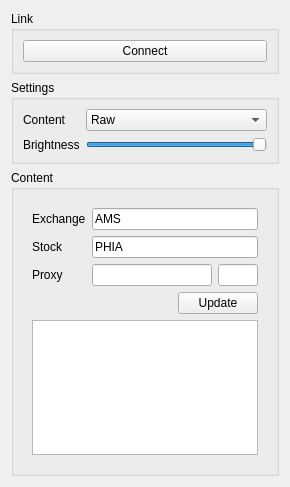
Before: the Qt Designer form host/gui/numled_main.ui in mauricetermeer/usbnumled, drawn with Qt 5.
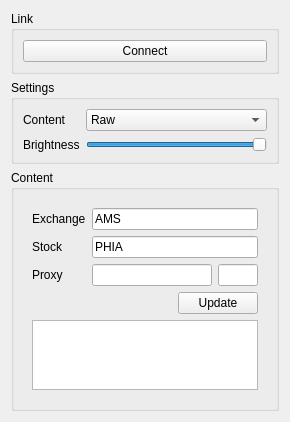
After: the same form once the commit is applied.

Commit message: fixed win32 build issues

```diff
--- a/host/gui/numled_main.ui
+++ b/host/gui/numled_main.ui
@@ -7,7 +7,7 @@
     <x>0</x>
     <y>0</y>
     <width>290</width>
-    <height>487</height>
+    <height>403</height>
    </rect>
   </property>
   <property name="windowTitle">
@@ -287,6 +287,18 @@
           </item>
           <item row="4" column="0" colspan="2">
            <widget class="QTextEdit" name="textEditStockError">
+            <property name="sizePolicy">
+             <sizepolicy hsizetype="Expanding" vsizetype="Maximum">
+              <horstretch>0</horstretch>
+              <verstretch>0</verstretch>
+             </sizepolicy>
+            </property>
+            <property name="maximumSize">
+             <size>
+              <width>16777215</width>
+              <height>75</height>
+             </size>
+            </property>
             <property name="readOnly">
              <bool>true</bool>
             </property>
```
The commit also changes 2 other files.
